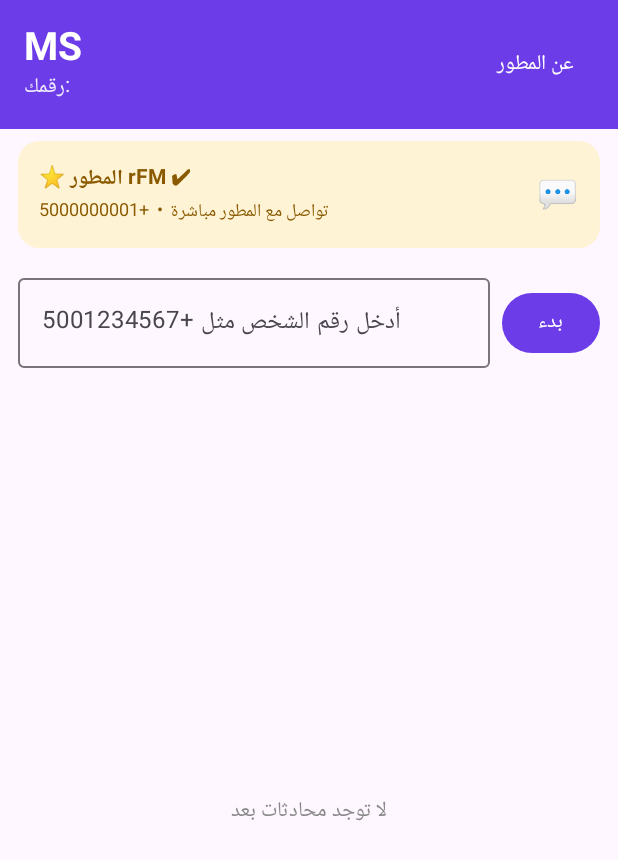
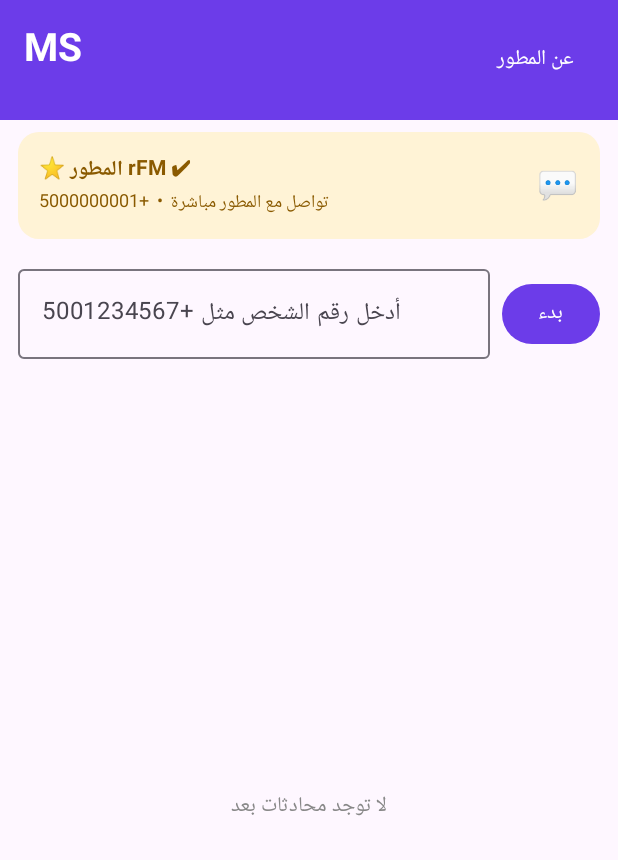
Before and after one commit to mohkl/MSS, an Android app built with Jetpack Compose: the composable Home called with empty values, on a phone screen of 412 x 824 dp. Shown: the top 860 px of the screen. Run offline under Robolectric (Android 15) with nearby library versions, the phone set to English and light mode, and no system bars; our stand-ins replace Firebase (no records; nobody signed in at launch, a user with empty details on screens opened directly).

Commit message:
Refactor developer UI text and comments
Updated text display for developer status and improved comments.

```diff
--- a/app/src/main/java/com/rfm/ms/MainActivity.kt
+++ b/app/src/main/java/com/rfm/ms/MainActivity.kt
@@ -132,7 +132,7 @@ fun Home(uid: String, number: String, open: (Chat) -> Unit, onAbout: () -> Unit)
         Row(Modifier.fillMaxWidth().background(Purple).padding(16.dp), verticalAlignment = Alignment.CenterVertically) {
             Column(Modifier.weight(1f)) {
                 Text("MS", color = Color.White, fontSize = 26.sp, fontWeight = FontWeight.Bold)
-                Text(if (iAmDev) "⭐ رقمك (المطور) ✔: $number" else "رقمك: $number",
+                Text(number,
                     color = if (iAmDev) Gold else Color.White.copy(alpha = .9f),
                     fontWeight = if (iAmDev) FontWeight.Bold else FontWeight.Normal,
                     modifier = Modifier.clickable {
@@ -144,7 +144,7 @@ fun Home(uid: String, number: String, open: (Chat) -> Unit, onAbout: () -> Unit)
             TextButton(onClick = onAbout) { Text("عن المطور", color = Color.White) }
         }
 
-        // بطاقة المطور المميزة
+        // بطاقة المطور المميزة (تظهر للمستخدمين فقط)
         if (!iAmDev) {
             Row(Modifier.fillMaxWidth().padding(horizontal = 12.dp, vertical = 8.dp)
                 .background(Color(0xFFFFF3D6), RoundedCornerShape(14.dp))
```
